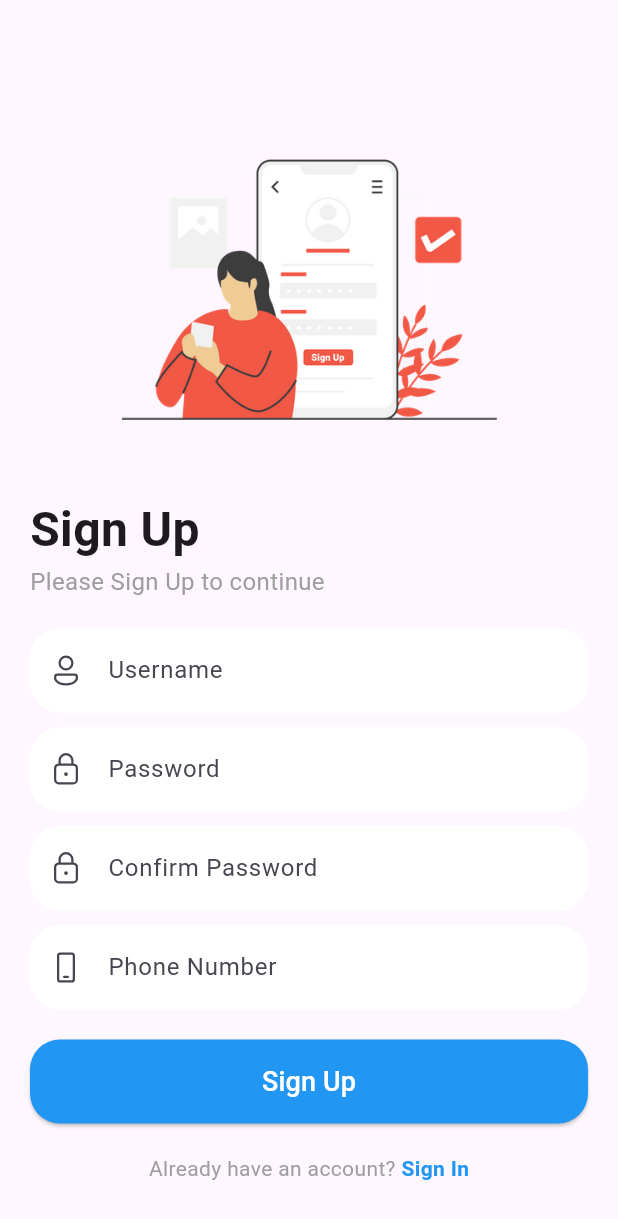
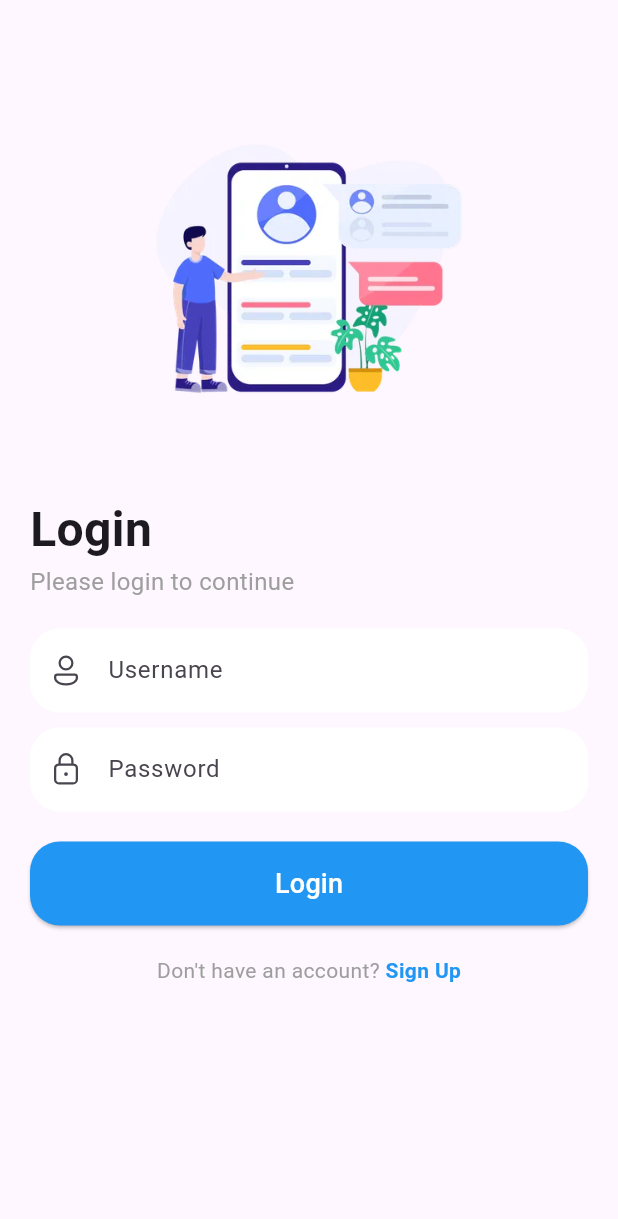
Before and after one commit to A3rii/mobile_project, a Flutter app: the SignUpPage screen opened by its route, after a tap on "Sign In", on a phone screen of 412 x 824 dp. Shown: the top 1219 px of the screen. Run offline on Flutter 3.47's test engine with Material 3 defaults, Android fonts, the light colour scheme and no system bars; our stand-ins replace another_carousel_pro, device_preview, fluentui_system_icons; missing offline and left inert: bottom_picker.

Commit message:
last commit

```diff
--- a/lib/pages/auth/login.dart
+++ b/lib/pages/auth/login.dart
@@ -1,5 +1,6 @@
 import 'package:flutter/material.dart';
 import 'package:fluentui_system_icons/fluentui_system_icons.dart';
+import 'package:mobile_project/pages/auth/sign-up.dart';
 
 class LoginPage extends StatelessWidget {
   const LoginPage({super.key});
@@ -14,8 +15,8 @@ class LoginPage extends StatelessWidget {
             crossAxisAlignment: CrossAxisAlignment.start,
             children: <Widget>[
               const SizedBox(height: 40),
-              Center(
-                child: const Image(
+              const Center(
+                child: Image(
                   fit: BoxFit.cover,
                   image: AssetImage("assets/images/login.png"),
                   height: 250,
@@ -107,7 +108,12 @@ class LoginPage extends StatelessWidget {
                   ),
                   GestureDetector(
                     onTap: () {
-                      // Navigate to Sign In page
+                      Navigator.push(
+                        context,
+                        MaterialPageRoute(
+                          builder: (context) => const SignUpPage(),
+                        ),
+                      );
                     },
                     child: const Text(
                       "Sign Up",
--- a/lib/pages/auth/sign-up.dart
+++ b/lib/pages/auth/sign-up.dart
@@ -1,5 +1,6 @@
 import 'package:flutter/material.dart';
 import 'package:fluentui_system_icons/fluentui_system_icons.dart';
+import 'package:mobile_project/pages/auth/login.dart';
 
 class SignUpPage extends StatelessWidget {
   const SignUpPage({super.key});
@@ -14,8 +15,8 @@ class SignUpPage extends StatelessWidget {
             crossAxisAlignment: CrossAxisAlignment.start,
             children: <Widget>[
               const SizedBox(height: 40),
-              Center(
-                child: const Image(
+              const Center(
+                child: Image(
                   fit: BoxFit.cover,
                   image: AssetImage("assets/images/sign_up.png"),
                   height: 250,
@@ -144,7 +145,12 @@ class SignUpPage extends StatelessWidget {
                   ),
                   GestureDetector(
                     onTap: () {
-                      // Navigate to Sign In page
+                      Navigator.push(
+                        context,
+                        MaterialPageRoute(
+                          builder: (context) => const LoginPage(),
+                        ),
+                      );
                     },
                     child: const Text(
                       "Sign In",
```
